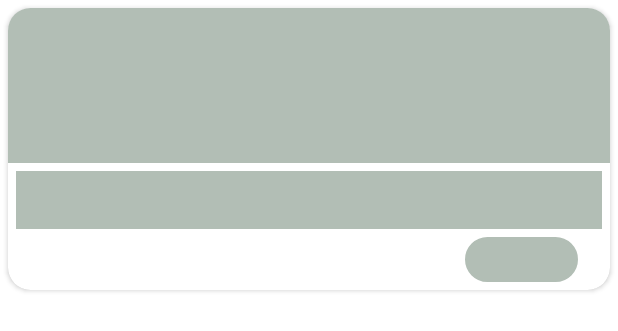
After one commit to Danc-0/Petting, an Android app: the layout shimmer_pets_items.xml on its own in the app's theme, with its tools: preview values and no code run, on a phone screen of 412 x 824 dp. The commit adds this screen. Shown: the top 331 px of the screen. Run offline under Robolectric (Android 15) with nearby library versions, the phone set to English and light mode, and no system bars.

Commit message:
addition of the shimmering effect on the recyclerview items

```diff
--- a/app/build.gradle
+++ b/app/build.gradle
@@ -121,6 +121,9 @@ dependencies {
     // Glide
     implementation 'com.github.bumptech.glide:glide:4.12.0'
 
+    // Shimmer Effect
+    implementation 'com.facebook.shimmer:shimmer:0.1.0@aar'
+
     //Data Store
     implementation("androidx.datastore:datastore-preferences:1.0.0")
 
--- /dev/null
+++ b/app/src/main/res/drawable/shimmer_white_rounded_background.xml
@@ -0,0 +1,10 @@
+<?xml version="1.0" encoding="utf-8"?>
+<shape xmlns:android="http://schemas.android.com/apk/res/android">
+
+    <solid android:color="@color/gray" />
+
+    <corners android:radius="25dp" />
+
+    <stroke android:width="1dp" android:color="@color/gray" android:dashGap="10dp" />
+
+</shape>
--- a/app/src/main/res/layout/fragment_favourites.xml
+++ b/app/src/main/res/layout/fragment_favourites.xml
@@ -6,7 +6,6 @@
     android:layout_height="match_parent"
     tools:context=".presentation.fragments.FavouritesFragment">
 
-    <!-- TODO: Update blank fragment layout -->
     <TextView
         android:layout_width="wrap_content"
         android:layout_height="wrap_content"
--- /dev/null
+++ b/app/src/main/res/layout/shimmer_pets_items.xml
@@ -0,0 +1,97 @@
+<?xml version="1.0" encoding="utf-8"?>
+<androidx.cardview.widget.CardView xmlns:android="http://schemas.android.com/apk/res/android"
+    xmlns:app="http://schemas.android.com/apk/res-auto"
+    xmlns:tools="http://schemas.android.com/tools"
+    android:layout_width="match_parent"
+    android:layout_height="wrap_content"
+    android:layout_margin="5dp"
+    android:elevation="10dp"
+    app:cardCornerRadius="15dp"
+    app:layout_constraintBottom_toBottomOf="parent"
+    app:layout_constraintEnd_toEndOf="parent"
+    app:layout_constraintStart_toStartOf="parent"
+    app:layout_constraintTop_toTopOf="parent">
+
+    <androidx.constraintlayout.widget.ConstraintLayout
+        android:layout_width="match_parent"
+        android:layout_height="match_parent">
+
+        <androidx.constraintlayout.widget.ConstraintLayout
+            android:id="@+id/constImage"
+            android:layout_width="match_parent"
+            android:layout_height="0dp"
+            app:layout_constraintHeight_percent=".55"
+            app:layout_constraintStart_toStartOf="parent"
+            app:layout_constraintTop_toTopOf="parent">
+
+            <ImageView
+                android:id="@+id/petImage"
+                android:layout_width="match_parent"
+                android:layout_height="match_parent"
+                android:scaleType="centerCrop"
+                android:background="@color/gray"
+                app:layout_constraintEnd_toEndOf="parent"
+                app:layout_constraintHorizontal_bias="0.5"
+                app:layout_constraintStart_toStartOf="parent"
+                app:layout_constraintTop_toTopOf="parent" />
+
+            <ImageView
+                android:id="@+id/addToFav"
+                android:layout_width="wrap_content"
+                android:layout_height="wrap_content"
+                android:layout_margin="5dp"
+                android:background="@color/gray"
+                app:layout_constraintEnd_toEndOf="parent"
+                app:layout_constraintTop_toTopOf="parent" />
+
+        </androidx.constraintlayout.widget.ConstraintLayout>
+
+        <androidx.constraintlayout.widget.ConstraintLayout
+            android:layout_width="match_parent"
+            android:layout_height="wrap_content"
+            android:layout_margin="5dp"
+            app:layout_constraintBottom_toBottomOf="parent"
+            app:layout_constraintEnd_toEndOf="parent"
+            app:layout_constraintStart_toStartOf="parent"
+            app:layout_constraintTop_toBottomOf="@+id/constImage">
+
+            <TextView
+                android:id="@+id/petName"
+                android:layout_width="match_parent"
+                android:layout_height="wrap_content"
+                android:background="@color/gray"
+                android:textColor="@color/black"
+                android:textStyle="bold"
+                app:layout_constraintStart_toStartOf="parent"
+                app:layout_constraintTop_toTopOf="parent" />
+
+            <TextView
+                android:id="@+id/petsDescription"
+                android:layout_width="match_parent"
+                android:layout_height="wrap_content"
+                android:background="@color/gray"
+                app:layout_constraintEnd_toEndOf="parent"
+                app:layout_constraintStart_toStartOf="parent"
+                app:layout_constraintTop_toBottomOf="@+id/petName" />
+
+            <TextView
+                android:id="@+id/petsAge"
+                android:layout_width="75dp"
+                android:layout_height="wrap_content"
+                android:background="@drawable/shimmer_white_rounded_background"
+                android:padding="5dp"
+                android:layout_marginTop="5dp"
+                app:layout_constraintHorizontal_bias=".95"
+                android:textAlignment="center"
+                android:textColor="#FF8976"
+                android:textStyle="bold"
+                app:layout_constraintEnd_toEndOf="parent"
+                app:layout_constraintStart_toStartOf="parent"
+                app:layout_constraintTop_toBottomOf="@+id/petsDescription" />
+
+        </androidx.constraintlayout.widget.ConstraintLayout>
+
+
+    </androidx.constraintlayout.widget.ConstraintLayout>
+
+</androidx.cardview.widget.CardView>
```
Also changed, not shown: app/src/main/java/com/danc/petting/presentation/MainActivity.kt (+11 -3 lines), app/src/main/java/com/danc/petting/presentation/fragments/MainDashFragment.kt (+24 -3 lines), app/src/main/java/com/danc/petting/presentation/fragments/SplashFragment.kt (+7 -1 lines), app/src/main/java/com/danc/petting/utils/Network.kt (added, +36 -0 lines), app/src/main/res/layout/fragment_main_dash.xml (+50 -2 lines).
